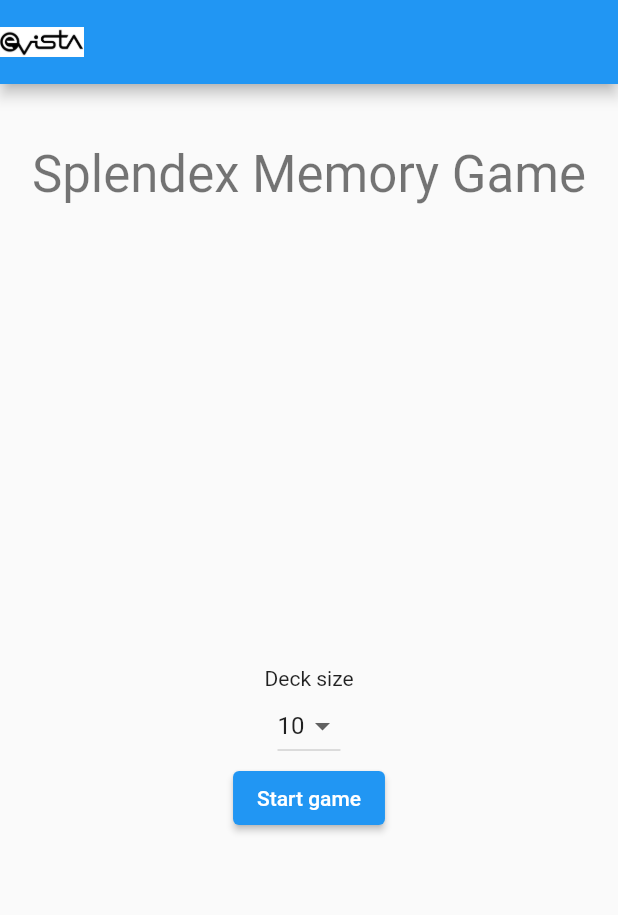
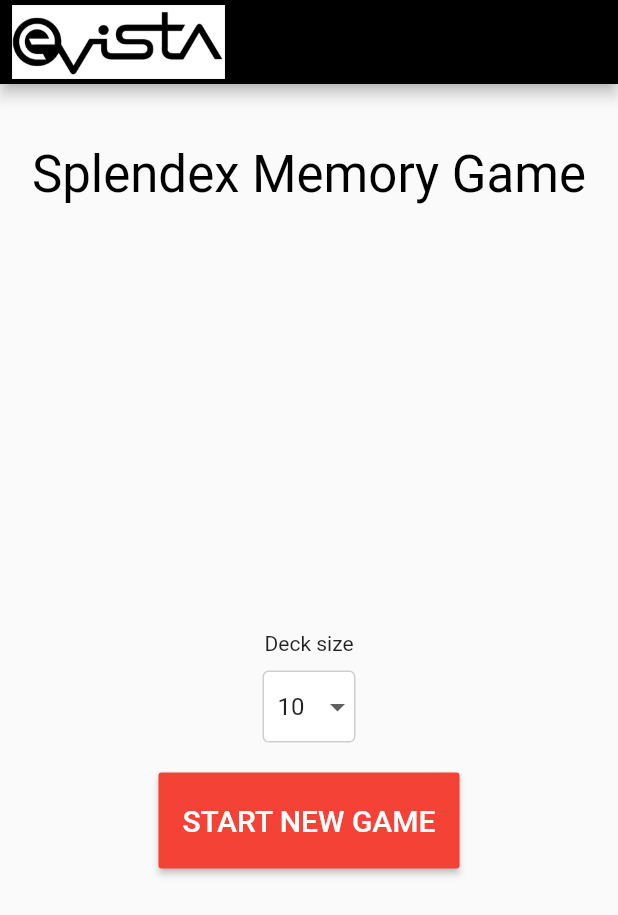
Before and after one commit to wixon1337/card-matching-game, a Flutter app: the screen it shows after launch, on a phone screen of 412 x 824 dp. Shown: the top 915 px of the screen. Run offline on Flutter 3.47's test engine with Material 2 defaults, Android fonts, the phone set to English and light mode, and no system bars; our stand-ins replace shared_preferences.

Commit message:
Design modifications.

```diff
--- a/lib/main.dart
+++ b/lib/main.dart
@@ -19,7 +19,7 @@ class MyApp extends StatelessWidget {
     return MaterialApp(
       title: 'Card Matching Game',
       theme: ThemeData(
-        primarySwatch: Colors.blue,
+        primaryColor: Colors.black,
       ),
       home: const HomeScreen(),
       routes: {
--- a/lib/screens/home_screen.dart
+++ b/lib/screens/home_screen.dart
@@ -17,27 +17,49 @@ class _HomeScreenState extends State<HomeScreen> {
   Widget build(BuildContext context) {
     return Scaffold(
       appBar: AppBar(
-        leading: const Image(
+        backgroundColor: Colors.black,
+        leading: const Padding(
+          padding: EdgeInsets.only(left: 8.0),
+          child: Image(
             image: AssetImage('assets/evista.png'),
+            height: 50.0,
+            width: 150.0,
           ),
+        ),
+        leadingWidth: 150.0,
       ),
       body: Center(
         child: Column(
           children: [
             Padding(
               padding: const EdgeInsets.symmetric(vertical: 40.0),
-              child: Text('Splendex Memory Game', style: Theme.of(context).textTheme.headline4),
+              child: Text('Splendex Memory Game',
+                  style: Theme.of(context).textTheme.headline4!.apply(color: Colors.black)),
             ),
             Expanded(
               child: Column(
                 mainAxisAlignment: MainAxisAlignment.center,
                 children: <Widget>[
                   const Text('Deck size'),
-                  DropdownButton(
+                  Padding(
+                    padding: const EdgeInsets.only(top: 10.0, bottom: 20.0),
+                    child: DecoratedBox(
+                      decoration: BoxDecoration(
+                        border: Border.all(color: Colors.grey.withOpacity(0.5)),
+                        borderRadius: BorderRadius.circular(4.0),
+                        color: Colors.white,
+                      ),
+                      child: DropdownButton(
                         value: _selectedSize,
                         items: List.generate(
                           8,
-                      (index) => DropdownMenuItem(value: (index + 3) * 2, child: Text('${(index + 3) * 2}')),
+                          (index) => DropdownMenuItem(
+                            value: (index + 3) * 2,
+                            child: Padding(
+                              padding: const EdgeInsets.symmetric(horizontal: 10.0),
+                              child: Text('${(index + 3) * 2}'),
+                            ),
+                          ),
                         ).toList(),
                         onChanged: (value) {
                           if (value != null) {
@@ -46,12 +68,18 @@ class _HomeScreenState extends State<HomeScreen> {
                             });
                           }
                         },
+                        underline: Container(),
                       ),
-                  ElevatedButton(
+                    ),
+                  ),
+                  MaterialButton(
+                    color: Colors.red,
+                    minWidth: 180.0,
+                    height: 64.0,
                     onPressed: () {
                       Navigator.pushNamed(context, BoardScreen.routeName, arguments: _selectedSize);
                     },
-                    child: const Text('Start game'),
+                    child: const Text('START NEW GAME', style: TextStyle(color: Colors.white, fontSize: 20.0)),
                   ),
                 ],
               ),
```
Also changed, not shown: lib/components/board.dart (+13 -5 lines), lib/components/my_appbar.dart (+4 -3 lines). Lines whose indentation alone changed are shown as unchanged.
